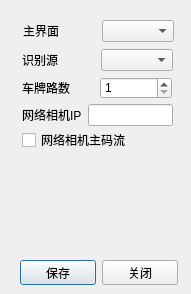
Anne081031/WinParkUI, file VZPlateDemo/cdlgconfig.ui: the form before one commit.
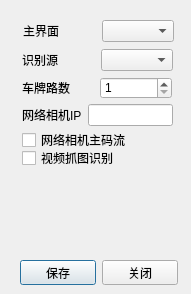
The form after the commit.

The edit to the form file:
```diff
--- a/VZPlateDemo/cdlgconfig.ui
+++ b/VZPlateDemo/cdlgconfig.ui
@@ -162,6 +162,19 @@
     <string>网络相机主码流</string>
    </property>
   </widget>
+  <widget class="QCheckBox" name="chxVideoCapture">
+   <property name="geometry">
+    <rect>
+     <x>22</x>
+     <y>150</y>
+     <width>151</width>
+     <height>16</height>
+    </rect>
+   </property>
+   <property name="text">
+    <string>视频抓图识别</string>
+   </property>
+  </widget>
  </widget>
  <resources/>
  <connections/>
```
